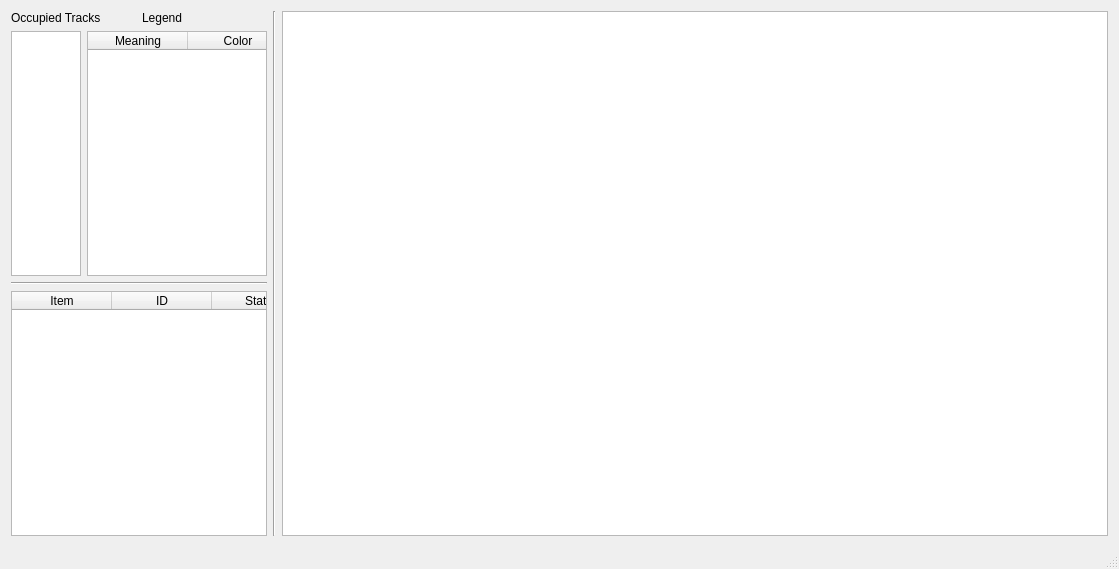
Before: the Qt Designer form mainwindow.ui in leeseemann/CPE_453, drawn with Qt 5.
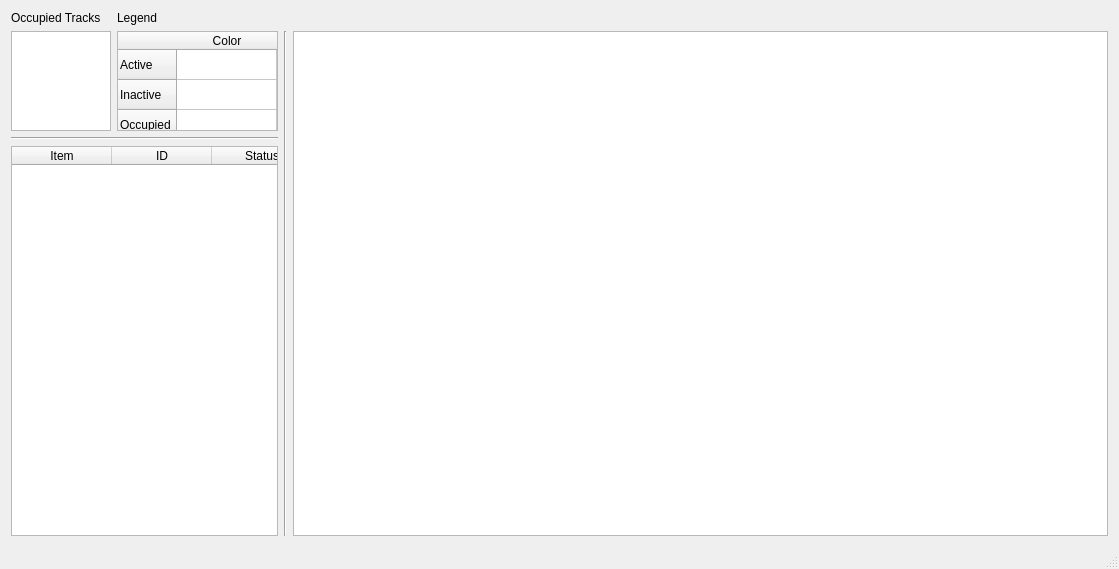
After: the same form once the commit is applied.

Patch:
```diff
--- a/mainwindow.ui
+++ b/mainwindow.ui
@@ -15,53 +15,7 @@
   </property>
   <widget class="QWidget" name="centralwidget">
    <layout class="QGridLayout" name="gridLayout">
-    <item row="0" column="0">
-     <layout class="QHBoxLayout" name="horizontalLayout_3">
-      <item>
-       <layout class="QVBoxLayout" name="verticalLayout">
-        <property name="spacing">
-         <number>6</number>
-        </property>
-        <property name="sizeConstraint">
-         <enum>QLayout::SetMaximumSize</enum>
-        </property>
-        <item>
-         <layout class="QHBoxLayout" name="horizontalLayout">
-          <item>
-           <widget class="QLabel" name="lblOccupiedTracks">
-            <property name="text">
-             <string>Occupied Tracks</string>
-            </property>
-           </widget>
-          </item>
-          <item>
-           <widget class="QLabel" name="lblLegend">
-            <property name="text">
-             <string>Legend</string>
-            </property>
-           </widget>
-          </item>
-         </layout>
-        </item>
-        <item>
-         <layout class="QHBoxLayout" name="horizontalLayout_2">
-          <item>
-           <widget class="QListWidget" name="occupiedTracksList">
-            <property name="sizePolicy">
-             <sizepolicy hsizetype="Maximum" vsizetype="Expanding">
-              <horstretch>0</horstretch>
-              <verstretch>0</verstretch>
-             </sizepolicy>
-            </property>
-            <property name="horizontalScrollBarPolicy">
-             <enum>Qt::ScrollBarAlwaysOff</enum>
-            </property>
-            <property name="sizeAdjustPolicy">
-             <enum>QAbstractScrollArea::AdjustToContents</enum>
-            </property>
-           </widget>
-          </item>
-          <item>
+    <item row="1" column="1">
            <widget class="QTableWidget" name="legend">
             <property name="sizePolicy">
              <sizepolicy hsizetype="Maximum" vsizetype="Expanding">
@@ -69,20 +23,36 @@
               <verstretch>0</verstretch>
              </sizepolicy>
             </property>
+      <property name="maximumSize">
+       <size>
+        <width>16777215</width>
+        <height>100</height>
+       </size>
+      </property>
+      <property name="verticalScrollBarPolicy">
+       <enum>Qt::ScrollBarAlwaysOff</enum>
+      </property>
             <property name="horizontalScrollBarPolicy">
              <enum>Qt::ScrollBarAlwaysOff</enum>
             </property>
             <property name="sizeAdjustPolicy">
              <enum>QAbstractScrollArea::AdjustToContents</enum>
             </property>
-            <column>
+      <row>
              <property name="text">
-              <string>Meaning</string>
-             </property>
-             <property name="textAlignment">
-              <set>AlignHCenter|AlignVCenter|AlignCenter</set>
-             </property>
-            </column>
+        <string>Active</string>
+       </property>
+      </row>
+      <row>
+       <property name="text">
+        <string>Inactive</string>
+       </property>
+      </row>
+      <row>
+       <property name="text">
+        <string>Occupied</string>
+       </property>
+      </row>
             <column>
              <property name="text">
               <string>Color</string>
@@ -91,22 +61,74 @@
               <set>AlignHCenter|AlignVCenter|AlignCenter</set>
              </property>
             </column>
-           </widget>
-          </item>
-         </layout>
-        </item>
-        <item>
+      <item row="0" column="0">
+       <property name="text">
+        <string/>
+       </property>
+       <property name="background">
+        <brush brushstyle="NoBrush">
+         <color alpha="255">
+          <red>0</red>
+          <green>0</green>
+          <blue>0</blue>
+         </color>
+        </brush>
+       </property>
+      </item>
+      <item row="1" column="0">
+       <property name="text">
+        <string/>
+       </property>
+      </item>
+      <item row="2" column="0">
+       <property name="text">
+        <string/>
+       </property>
+       <property name="foreground">
+        <brush brushstyle="NoBrush">
+         <color alpha="255">
+          <red>0</red>
+          <green>0</green>
+          <blue>0</blue>
+         </color>
+        </brush>
+       </property>
+      </item>
+     </widget>
+    </item>
+    <item row="1" column="3" rowspan="3">
+     <widget class="QGraphicsView" name="graphicsView">
+      <property name="enabled">
+       <bool>true</bool>
+      </property>
+     </widget>
+    </item>
+    <item row="2" column="0" colspan="2">
          <widget class="Line" name="line">
           <property name="orientation">
            <enum>Qt::Horizontal</enum>
           </property>
          </widget>
         </item>
-        <item>
+    <item row="0" column="0">
+     <widget class="QLabel" name="lblOccupiedTracks">
+      <property name="text">
+       <string>Occupied Tracks</string>
+      </property>
+     </widget>
+    </item>
+    <item row="0" column="1">
+     <widget class="QLabel" name="lblLegend">
+      <property name="text">
+       <string>Legend</string>
+      </property>
+     </widget>
+    </item>
+    <item row="3" column="0" colspan="2">
          <widget class="QTreeWidget" name="treeWidget">
           <property name="maximumSize">
            <size>
-            <width>256</width>
+        <width>350</width>
             <height>16777215</height>
            </size>
           </property>
@@ -148,26 +170,39 @@
           </column>
          </widget>
         </item>
-       </layout>
-      </item>
-      <item>
+    <item row="1" column="2" rowspan="3">
        <widget class="Line" name="line_2">
         <property name="orientation">
          <enum>Qt::Vertical</enum>
         </property>
        </widget>
       </item>
-      <item>
-       <widget class="QGraphicsView" name="graphicsView">
-        <property name="enabled">
-         <bool>true</bool>
+    <item row="1" column="0">
+     <widget class="QListWidget" name="occupiedTracksList">
+      <property name="sizePolicy">
+       <sizepolicy hsizetype="Maximum" vsizetype="Expanding">
+        <horstretch>0</horstretch>
+        <verstretch>0</verstretch>
+       </sizepolicy>
+      </property>
+      <property name="maximumSize">
+       <size>
+        <width>16777215</width>
+        <height>100</height>
+       </size>
+      </property>
+      <property name="horizontalScrollBarPolicy">
+       <enum>Qt::ScrollBarAlwaysOff</enum>
+      </property>
+      <property name="sizeAdjustPolicy">
+       <enum>QAbstractScrollArea::AdjustToContents</enum>
         </property>
        </widget>
       </item>
      </layout>
-    </item>
-   </layout>
-   <zorder></zorder>
+   <zorder>graphicsView</zorder>
+   <zorder>line</zorder>
+   <zorder>lblOccupiedTracks</zorder>
    <zorder>lblLegend</zorder>
    <zorder>legend</zorder>
    <zorder>horizontalSpacer</zorder>
```
Left out of the diff: 6 changed lines with no effect on the pictures. Lines whose indentation alone changed are shown as unchanged.
